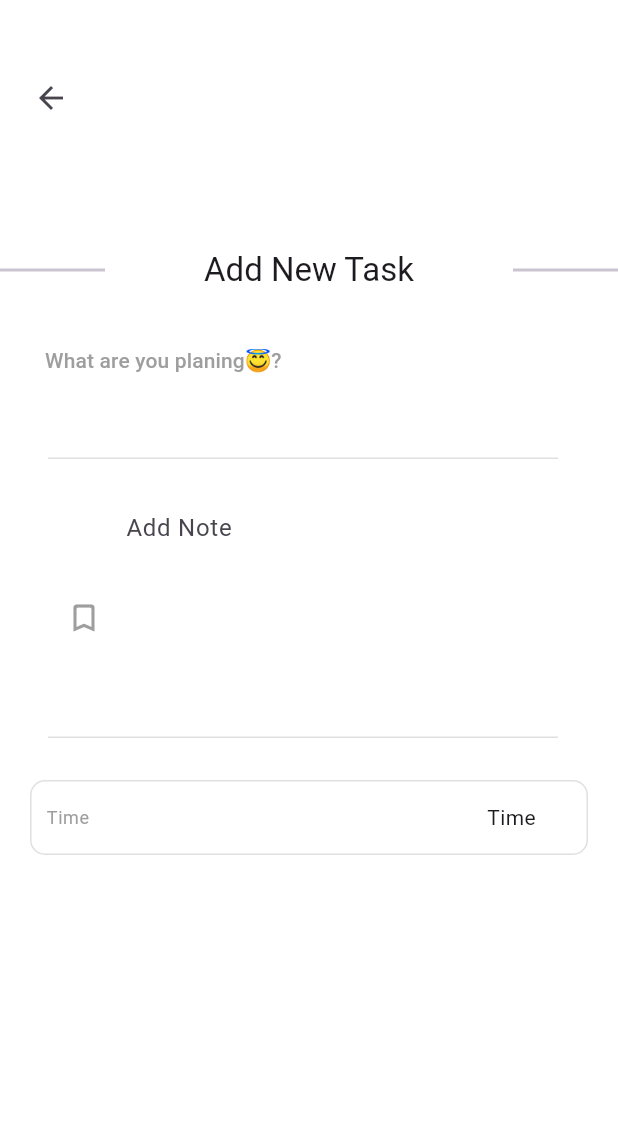
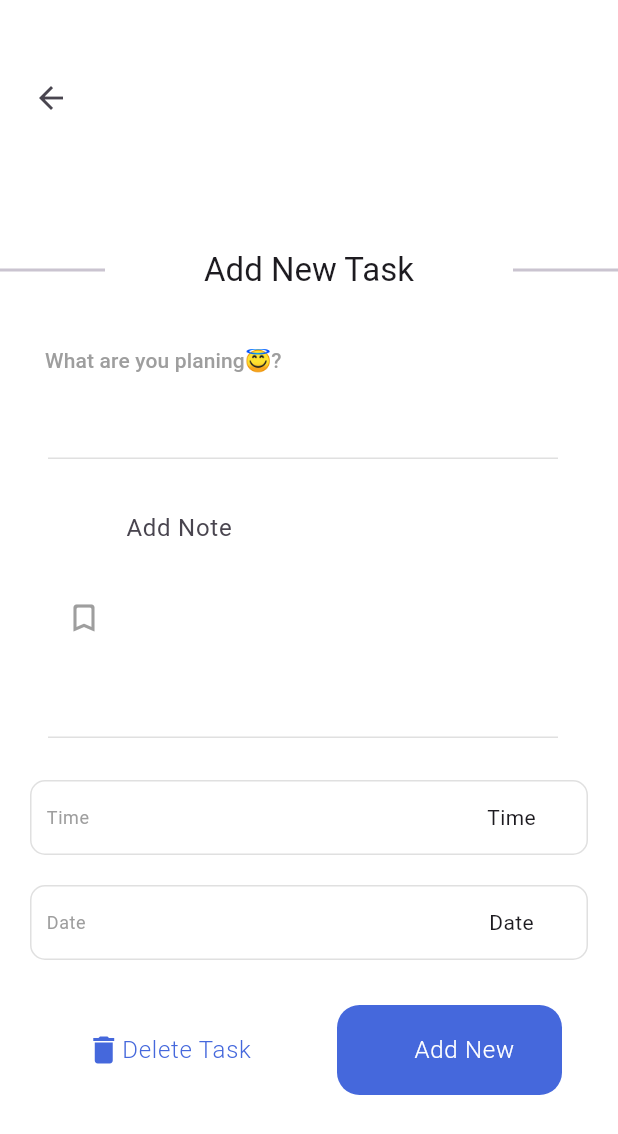
Before and after one commit to pakpuk/To-Do-app, a Flutter app: the screen it shows after launch, on a phone screen of 412 x 824 dp. Shown: the top 1134 px of the screen. Run offline on Flutter 3.47's test engine with Material 3 defaults, Android fonts, the phone set to English and light mode, and no system bars; our stand-ins replace animate_do, flutter_slider_drawer, lottie; missing offline and left inert: flutter_cupertino_date_picker_fork.

Commit message:
finish the  ui

```diff
--- /dev/null
+++ b/lib/View/components/Date_time_selctor.dart
@@ -0,0 +1,52 @@
+import 'package:flutter/material.dart';
+
+class Time_selctor_widget extends StatelessWidget {
+  const Time_selctor_widget({
+    super.key,
+    required this.title,
+    required this.onTap,
+  });
+  final VoidCallback onTap;
+  final String title;
+  @override
+  Widget build(BuildContext context) {
+    return GestureDetector(
+      onTap: onTap,
+      child: Container(
+        margin: EdgeInsets.fromLTRB(20, 20, 20, 0),
+        width: double.infinity,
+        height: 50,
+        decoration: BoxDecoration(
+          color: Colors.white,
+          borderRadius: BorderRadius.circular(10),
+          border: Border.all(color: Colors.grey.shade300),
+        ),
+        child: Row(
+          mainAxisAlignment: MainAxisAlignment.spaceBetween,
+          children: [
+            Padding(
+              padding: const EdgeInsets.only(left: 10.0),
+              child: Text(
+                title,
+                style: Theme.of(context).textTheme.bodySmall!.copyWith(
+                      color: Colors.grey,
+                      fontSize: 12,
+                    ),
+              ),
+            ),
+            Container(
+              margin: const EdgeInsets.only(right: 10),
+              width: 80,
+              height: 35,
+              child: Center(
+                child: Text(
+                  title,
+                ),
+              ),
+            )
+          ],
+        ),
+      ),
+    );
+  }
+}
--- a/lib/View/screens/task_screen.dart
+++ b/lib/View/screens/task_screen.dart
@@ -1,9 +1,12 @@
 import 'package:flutter/material.dart';
 import 'package:flutter_cupertino_date_picker_fork/flutter_cupertino_date_picker_fork.dart';
 import 'package:intl/intl.dart';
+import 'package:to_do_hivepackage_app/View/components/Date_time_selctor.dart';
 import 'package:to_do_hivepackage_app/View/components/task_appbar.dart';
 import 'package:to_do_hivepackage_app/View/extensions/space_ex.dart';
+import 'package:to_do_hivepackage_app/View/widgets/Material_button.dart';
 import 'package:to_do_hivepackage_app/View/widgets/RepText_widget.dart';
+import 'package:to_do_hivepackage_app/utils/colors.dart';
 import 'package:to_do_hivepackage_app/utils/strings.dart';
 
 class TaskScreen extends StatefulWidget {
@@ -54,7 +57,7 @@ class _TaskScreenState extends State<TaskScreen> {
                       ReptextWidget(
                           titleController: _descriptionController,
                           isDescription: true),
-                      GestureDetector(
+                      Time_selctor_widget(
                         onTap: () {
                           showModalBottomSheet(
                               context: context,
@@ -67,44 +70,35 @@ class _TaskScreenState extends State<TaskScreen> {
                                     ),
                                   ));
                         },
-                        child: Container(
-                          margin: EdgeInsets.all(20),
-                          width: double.infinity,
-                          height: 50,
-                          decoration: BoxDecoration(
+                        title: AppString.timeString,
+                      ),
+                      Time_selctor_widget(
+                        onTap: () {
+                          DatePicker.showDatePicker(context,
+                              dateFormat: 'yyyy-MMMM-dd',
+                              initialDateTime: DateTime.now(),
+                              maxDateTime: DateTime(2035, 12, 31),
+                              locale: DateTimePickerLocale.en_us,
+                              onConfirm: (date, _) {});
+                        },
+                        title: AppString.dateString,
+                      ),
+                      30.h,
+                      Row(
+                        mainAxisAlignment: MainAxisAlignment.spaceEvenly,
+                        children: [
+                          MaterialButtonWidget(
+                            title: AppString.deleteTask,
+                            icon: Icons.delete,
                             color: Colors.white,
-                            borderRadius: BorderRadius.circular(10),
-                            border: Border.all(color: Colors.grey.shade300),
+                            textColor: AppColors.primaryColor,
                           ),
-                          child: Row(
-                            mainAxisAlignment: MainAxisAlignment.spaceBetween,
-                            children: [
-                              Padding(
-                                padding: const EdgeInsets.only(left: 10.0),
-                                child: Text(
-                                  AppString.timeString,
-                                  style: Theme.of(context)
-                                      .textTheme
-                                      .bodySmall!
-                                      .copyWith(
-                                        color: Colors.grey,
-                                        fontSize: 12,
-                                      ),
-                                ),
-                              ),
-                              Container(
-                                margin: const EdgeInsets.only(right: 10),
-                                width: 80,
-                                height: 35,
-                                child: Center(
-                                  child: Text(
-                                    "Time",
-                                  ),
-                                ),
-                              )
-                            ],
+                          MaterialButtonWidget(
+                            title: AppString.addNewTask,
+                            color: AppColors.primaryColor,
+                            textColor: Colors.white,
                           ),
-                        ),
+                        ],
                       )
                     ],
                   ),
--- /dev/null
+++ b/lib/View/widgets/Material_button.dart
@@ -0,0 +1,46 @@
+import 'package:flutter/material.dart';
+
+class MaterialButtonWidget extends StatelessWidget {
+  const MaterialButtonWidget({
+    super.key,
+    required this.color,
+    required this.textColor,
+    this.icon,
+    required this.title,
+  });
+  final String title;
+  final Color color;
+  final Color textColor;
+  final IconData? icon;
+  @override
+  Widget build(BuildContext context) {
+    return Padding(
+        padding: const EdgeInsets.only(bottom: 20),
+        child: GestureDetector(
+          onTap: () {},
+          child: Container(
+            width: 150,
+            height: 60,
+            decoration: BoxDecoration(
+              color: color,
+              borderRadius: BorderRadius.circular(15),
+            ),
+            child: Center(
+              child: Row(
+                mainAxisAlignment: MainAxisAlignment.center,
+                children: [
+                  Icon(icon, color: textColor),
+                  Text(
+                    title,
+                    style: Theme.of(context).textTheme.bodyLarge!.copyWith(
+                          color: textColor,
+                          fontWeight: FontWeight.w300,
+                        ),
+                  ),
+                ],
+              ),
+            ),
+          ),
+        ));
+  }
+}
```
